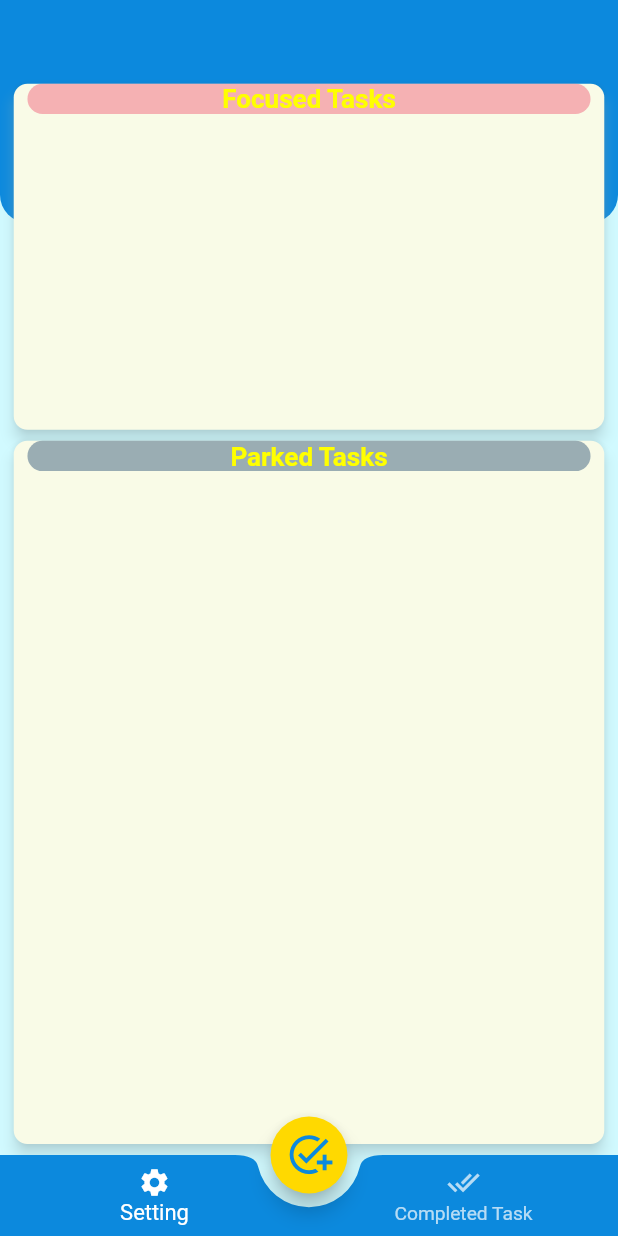
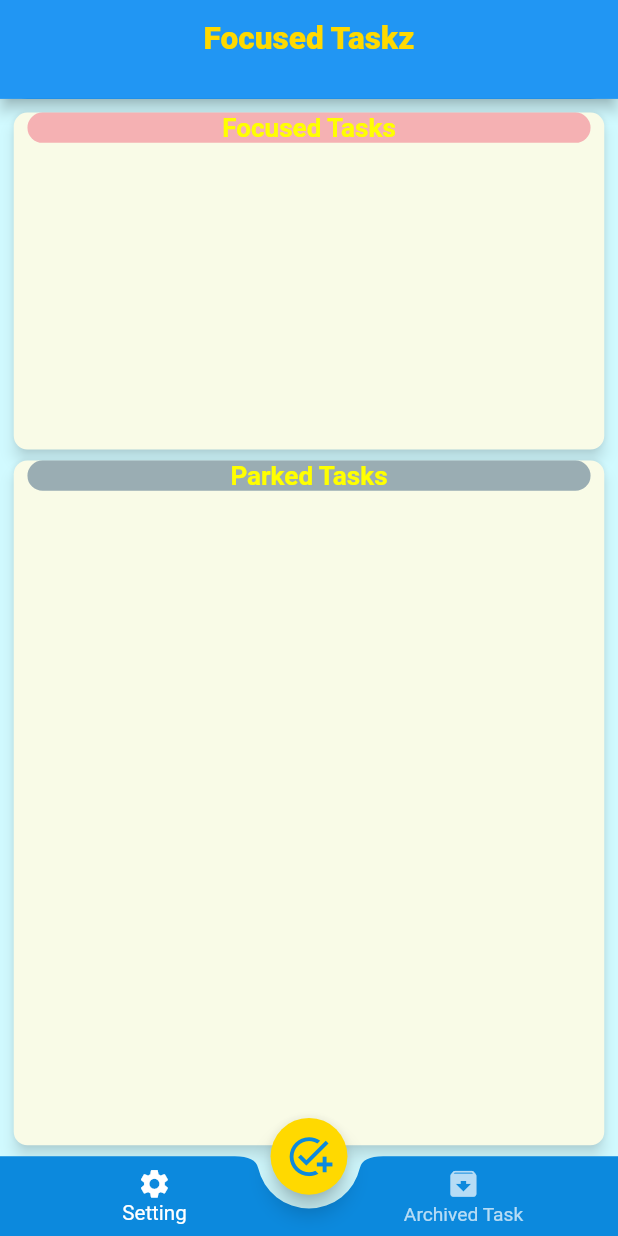
Before and after one commit to Havok1327/focused_taskz, a Flutter app: the screen it shows after launch, on a phone screen of 412 x 824 dp. Run offline on Flutter 3.47's test engine with Material 2 defaults, Android fonts, the phone set to English and light mode, and no system bars; drawn by our look-alikes of percent_indicator; our stand-ins replace animated_splash_screen, hive, hive_flutter, responsive_framework; accounts and stored records are empty.

Commit message:
Day 6 initial feedback updates are complete. Changed completed screen to archived screen, added the swipe to archive the task. It can only be deleted from the archived screen now.

```diff
--- a/lib/main.dart
+++ b/lib/main.dart
@@ -70,7 +70,7 @@
                   'Focused Taskz',
                   textAlign: TextAlign.center,
                   style: TextStyle(
-                      fontSize: 40,
+                      fontSize: 35,
                       letterSpacing: 2.5,
                       fontWeight: FontWeight.bold,
                       color: Color(0xff49b6ff)),
@@ -78,7 +78,7 @@
               ],
             ),
           ),
-          backgroundColor: Colors.orangeAccent,
+          backgroundColor: Colors.orangeAccent[100]!,
           nextScreen: const MainScreen(),
           splashTransition: SplashTransition.slideTransition,
           splashIconSize: 160,
--- a/lib/models/task.dart
+++ b/lib/models/task.dart
@@ -1,5 +1,7 @@
 import 'package:flutter/material.dart';
 import 'package:hive/hive.dart';
+
+//
 
 part 'task.g.dart';
 
@@ -27,6 +29,9 @@ class Task {
   @HiveField(6)
   bool isFinished;
 
+  @HiveField(7)
+  bool isArchived;
+
   Task({
     required this.taskId,
     required this.taskName,
@@ -35,5 +40,6 @@ class Task {
     required this.completedOn,
     this.isImportant = false,
     this.isFinished = false,
+    this.isArchived = false,
   });
 }
--- a/lib/screens/completed_tasks_screen.dart
+++ b/lib/screens/archived_tasks_screen.dart
@@ -5,8 +5,8 @@ import '../constants/constants.dart';
 import '../models/task.dart';
 import 'package:intl/intl.dart';
 
-class CompletedTasksScreen extends StatelessWidget {
-  const CompletedTasksScreen({Key? key}) : super(key: key);
+class ArchivedTasksScreen extends StatelessWidget {
+  const ArchivedTasksScreen({Key? key}) : super(key: key);
   //static const routeName = 'completed_task-screen';
 
   @override
@@ -18,7 +18,7 @@ class CompletedTasksScreen extends StatelessWidget {
     return Scaffold(
       backgroundColor: wholeColor,
       appBar: AppBar(
-        title: const Text('All Completed Tasks'),
+        title: const Text('All Archived Tasks'),
       ),
       body: Column(
         children: [
--- a/lib/screens/main_screen.dart
+++ b/lib/screens/main_screen.dart
@@ -26,7 +26,7 @@ class _MainScreenState extends State<MainScreen> {
     var provider = Provider.of<TaskProvider>(context, listen: false);
     provider.getAllTasks();
     //setState(() {
-      provider.sortTaskByDate(DateTime.now());
+    provider.sortTaskByDate(DateTime.now());
     //});
     //provider.sortTaskByDate(DateTime.now());
     return Scaffold(
@@ -37,7 +37,19 @@ class _MainScreenState extends State<MainScreen> {
         alignment: Alignment.topCenter,
         children: [
           Container(
-            height: MediaQuery.of(context).size.height * 0.18,
+            child: AppBar(
+              backgroundColor: Colors.blue,
+              title: const Center(
+                  child: Text(
+                'Focused Taskz',
+                style: TextStyle(
+                  fontSize: 23.0,
+                  fontWeight: FontWeight.w900,
+                  color: Color(0xffffd900),
+                ),
+              )),
+            ),
+            height: MediaQuery.of(context).size.height * 0.08,
             width: double.infinity,
             alignment: Alignment.topCenter,
             decoration: BoxDecoration(
@@ -51,7 +63,7 @@ class _MainScreenState extends State<MainScreen> {
           Align(
             alignment: const Alignment(0, 1),
             child: SizedBox(
-              height: MediaQuery.of(context).size.height - 120,
+              height: MediaQuery.of(context).size.height - 140,
               child: Column(
                 mainAxisSize: MainAxisSize.min,
                 children: [
--- a/lib/widgets/bottom_navbar_widget.dart
+++ b/lib/widgets/bottom_navbar_widget.dart
@@ -1,6 +1,6 @@
 import 'package:flutter/cupertino.dart';
 import 'package:flutter/material.dart';
-import '../screens/completed_tasks_screen.dart';
+import '../screens/archived_tasks_screen.dart';
 
 class BottomNavBar extends StatefulWidget {
   const BottomNavBar({Key? key}) : super(key: key);
@@ -13,9 +13,9 @@ class _BottomNavBarState extends State<BottomNavBar> {
   int navItemIndex = 0;
 
   void changeScreen(int newIndex) {
-    if(newIndex == 1) {
+    if (newIndex == 1) {
       Navigator.of(context).push(
-         CupertinoPageRoute(builder: (context) => const CompletedTasksScreen()),
+        CupertinoPageRoute(builder: (context) => const ArchivedTasksScreen()),
       );
     } else {
       // Navigator.of(context).push(
@@ -38,9 +38,9 @@ class _BottomNavBarState extends State<BottomNavBar> {
           selectedItemColor: Colors.white,
           unselectedItemColor: Colors.white70,
           onTap: (index) => changeScreen(index),
-            iconSize: 24,
+          iconSize: 25,
           unselectedFontSize: 14,
-            selectedFontSize: 16,
+          selectedFontSize: 15,
           items: const [
             BottomNavigationBarItem(
               icon: Icon(Icons.settings),
@@ -48,9 +48,9 @@ class _BottomNavBarState extends State<BottomNavBar> {
               tooltip: 'View Settings',
             ),
             BottomNavigationBarItem(
-                icon: Icon(Icons.done_all),
-                label: 'Completed Task',
-                tooltip: 'View all Completed Tasks',
+              icon: Icon(Icons.archive),
+              label: 'Archived Task',
+              tooltip: 'View all Archived Tasks',
             ),
           ],
         ),
```
Also changed, not shown: lib/provider/task_provider.dart (+29 -4 lines), lib/widgets/task_card_widget.dart (+17 -17 lines), lib/models/task.g.dart, 2 other files. Lines whose indentation alone changed are shown as unchanged.
